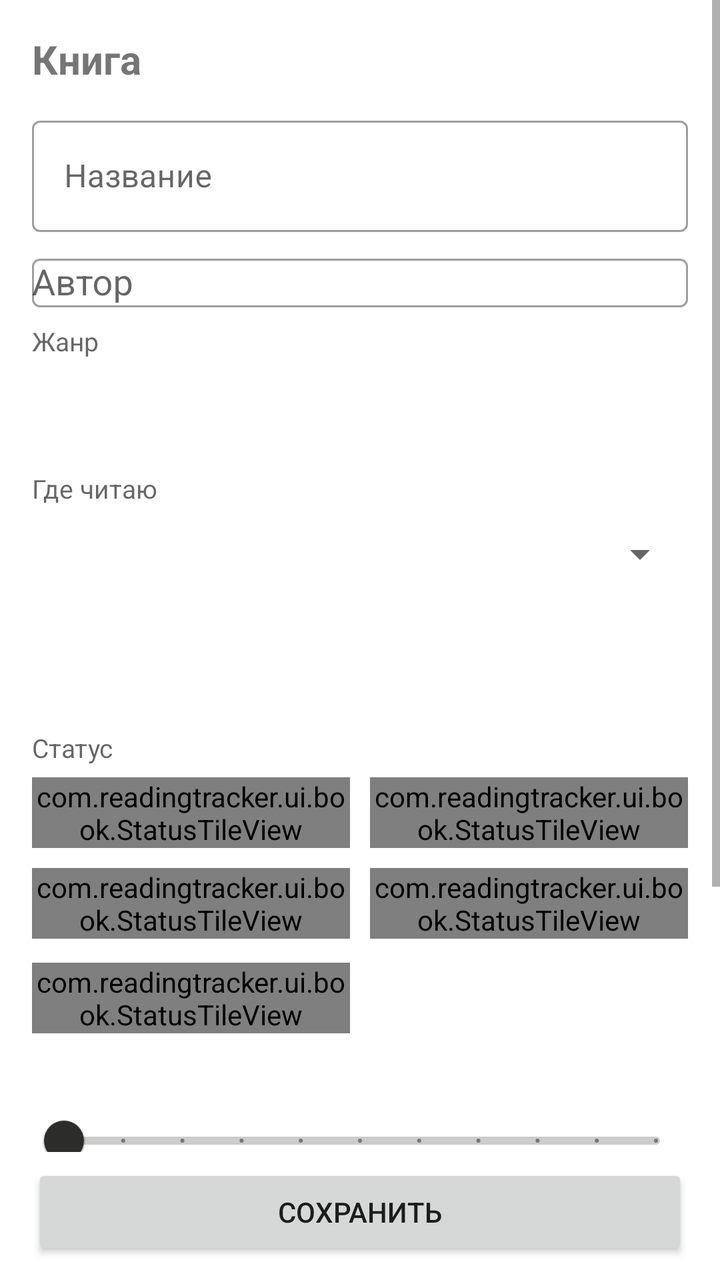
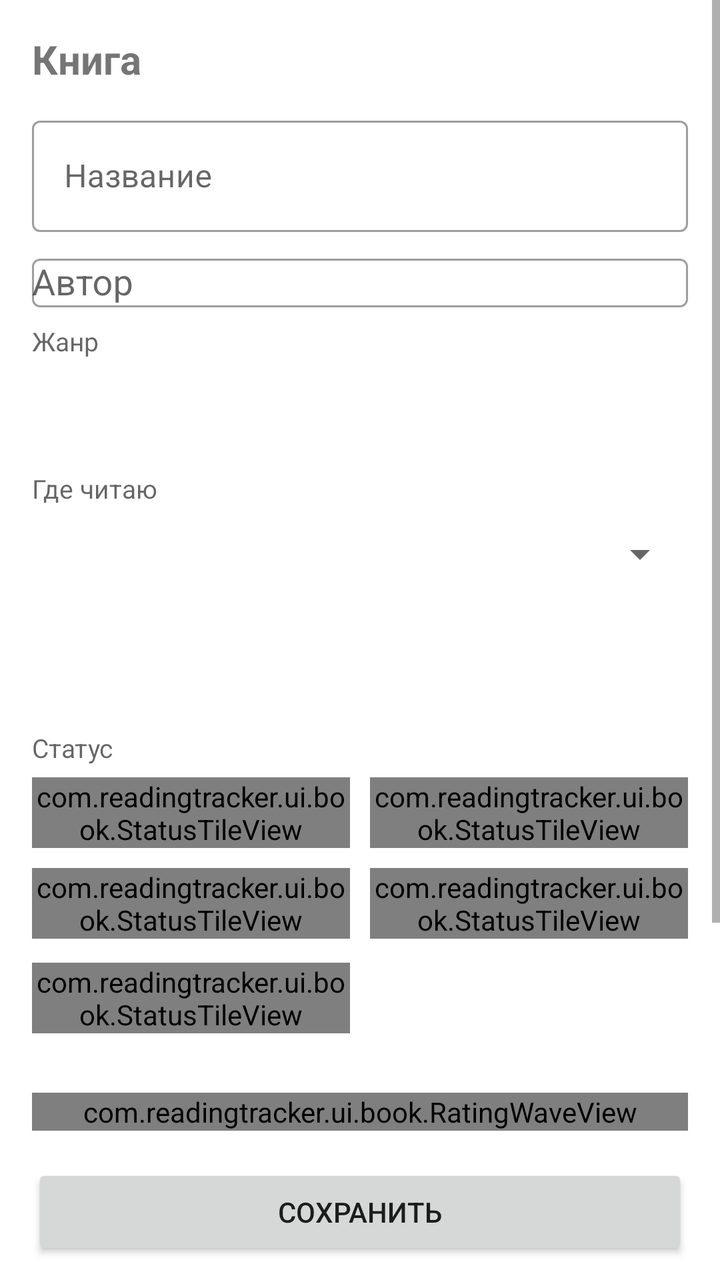

Before-and-after screenshots of an Android layout around one commit, followed by the original layout XML and the change that was made.
<!-- AndroidManifest.xml: application theme Theme.ReadingTracker -->
<!-- res/layout/activity_book.xml -->
<?xml version="1.0" encoding="utf-8"?>
<LinearLayout
    xmlns:android="http://schemas.android.com/apk/res/android"
    xmlns:app="http://schemas.android.com/apk/res-auto"
    android:layout_width="match_parent"
    android:layout_height="match_parent"
    android:orientation="vertical">

<ScrollView
    android:layout_width="match_parent"
    android:layout_height="0dp"
    android:layout_weight="1"
    android:fillViewport="true">

    <LinearLayout
        android:layout_width="match_parent"
        android:layout_height="wrap_content"
        android:orientation="vertical"
        android:padding="16dp">

        <TextView
            android:id="@+id/tvHeader"
            android:layout_width="wrap_content"
            android:layout_height="wrap_content"
            android:text="Книга"
            android:textSize="20sp"
            android:textStyle="bold"
            android:layout_marginBottom="12dp" />

        <com.google.android.material.textfield.TextInputLayout
            android:layout_width="match_parent"
            android:layout_height="wrap_content"
            android:hint="Название"
            android:layout_marginBottom="8dp"
            style="@style/Widget.MaterialComponents.TextInputLayout.OutlinedBox">
            <com.google.android.material.textfield.TextInputEditText
                android:id="@+id/etTitle"
                android:layout_width="match_parent"
                android:layout_height="wrap_content"
                android:inputType="textCapSentences" />
        </com.google.android.material.textfield.TextInputLayout>

        <com.google.android.material.textfield.TextInputLayout
            android:layout_width="match_parent"
            android:layout_height="wrap_content"
            android:hint="Автор"
            android:layout_marginBottom="8dp"
            style="@style/Widget.MaterialComponents.TextInputLayout.OutlinedBox">
            <com.google.android.material.textfield.MaterialAutoCompleteTextView
                android:id="@+id/etAuthor"
                android:layout_width="match_parent"
                android:layout_height="wrap_content"
                android:completionThreshold="1"
                android:inputType="textCapWords" />
        </com.google.android.material.textfield.TextInputLayout>

        <TextView
            android:layout_width="wrap_content"
            android:layout_height="wrap_content"
            android:text="Жанр"
            android:textColor="?android:attr/textColorSecondary"
            android:textSize="13sp" />

        <TextView
            android:id="@+id/tvGenres"
            android:layout_width="match_parent"
            android:layout_height="wrap_content"
            android:minHeight="48dp"
            android:gravity="center_vertical"
            android:paddingStart="4dp"
            android:paddingEnd="4dp"
            android:background="?attr/selectableItemBackground"
            android:clickable="true"
            android:focusable="true"
            android:textSize="16sp"
            android:layout_marginBottom="8dp" />

        <TextView
            android:layout_width="wrap_content"
            android:layout_height="wrap_content"
            android:text="Где читаю"
            android:textColor="?android:attr/textColorSecondary"
            android:textSize="13sp" />

        <Spinner
            android:id="@+id/spSource"
            android:layout_width="match_parent"
            android:layout_height="48dp"
            android:layout_marginBottom="8dp" />

        <LinearLayout
            android:layout_width="match_parent"
            android:layout_height="wrap_content"
            android:orientation="horizontal"
            android:layout_marginBottom="8dp">

            <Button
                android:id="@+id/btnStartDate"
                android:layout_width="0dp"
                android:layout_height="wrap_content"
                android:layout_weight="1"
                android:layout_marginEnd="8dp"
                style="@style/Widget.MaterialComponents.Button.OutlinedButton" />

            <Button
                android:id="@+id/btnEndDate"
                android:layout_width="0dp"
                android:layout_height="wrap_content"
                android:layout_weight="1"
                style="@style/Widget.MaterialComponents.Button.OutlinedButton" />
        </LinearLayout>

        
        <LinearLayout
            android:id="@+id/manualTimeBlock"
            android:layout_width="match_parent"
            android:layout_height="wrap_content"
            android:orientation="vertical"
            android:visibility="gone"
            android:layout_marginBottom="8dp">

            <TextView
                android:layout_width="wrap_content"
                android:layout_height="wrap_content"
                android:text="Время чтения"
                android:textColor="?android:attr/textColorSecondary"
                android:textSize="13sp" />

            <LinearLayout
                android:layout_width="match_parent"
                android:layout_height="wrap_content"
                android:orientation="horizontal">

                <com.google.android.material.textfield.TextInputLayout
                    android:layout_width="0dp"
                    android:layout_height="wrap_content"
                    android:layout_weight="1"
                    android:layout_marginEnd="8dp"
                    android:hint="часы"
                    style="@style/Widget.MaterialComponents.TextInputLayout.OutlinedBox">
                    <com.google.android.material.textfield.TextInputEditText
                        android:id="@+id/etManualHours"
                        android:layout_width="match_parent"
                        android:layout_height="wrap_content"
                        android:maxLength="4"
                        android:inputType="number" />
                </com.google.android.material.textfield.TextInputLayout>

                <com.google.android.material.textfield.TextInputLayout
                    android:layout_width="0dp"
                    android:layout_height="wrap_content"
                    android:layout_weight="1"
                    android:hint="минуты"
                    style="@style/Widget.MaterialComponents.TextInputLayout.OutlinedBox">
                    <com.google.android.material.textfield.TextInputEditText
                        android:id="@+id/etManualMinutes"
                        android:layout_width="match_parent"
                        android:layout_height="wrap_content"
                        android:maxLength="4"
                        android:inputType="number" />
                </com.google.android.material.textfield.TextInputLayout>
            </LinearLayout>

            <TextView
                android:id="@+id/tvManualHint"
                android:layout_width="wrap_content"
                android:layout_height="wrap_content"
                android:layout_marginTop="4dp"
                android:text="Пойдёт в статистику: в общее время и суммы за месяц и год, поровну на дни книги."
                android:textColor="?android:attr/textColorSecondary"
                android:textSize="12sp" />
        </LinearLayout>

        <TextView
            android:layout_width="wrap_content"
            android:layout_height="wrap_content"
            android:text="Статус"
            android:textColor="?android:attr/textColorSecondary"
            android:textSize="13sp" />

        
        <LinearLayout
            android:layout_width="match_parent"
            android:layout_height="wrap_content"
            android:layout_marginTop="6dp"
            android:orientation="horizontal">
            <com.readingtracker.ui.book.StatusTileView
                android:id="@+id/stReading"
                android:layout_width="0dp"
                android:layout_height="wrap_content"
                android:layout_weight="1"
                android:layout_marginEnd="10dp" />
            <com.readingtracker.ui.book.StatusTileView
                android:id="@+id/stFinished"
                android:layout_width="0dp"
                android:layout_height="wrap_content"
                android:layout_weight="1" />
        </LinearLayout>

        <LinearLayout
            android:layout_width="match_parent"
            android:layout_height="wrap_content"
            android:layout_marginTop="10dp"
            android:layout_marginBottom="12dp"
            android:orientation="horizontal">
            <com.readingtracker.ui.book.StatusTileView
                android:id="@+id/stPaused"
                android:layout_width="0dp"
                android:layout_height="wrap_content"
                android:layout_weight="1"
                android:layout_marginEnd="10dp" />
            <com.readingtracker.ui.book.StatusTileView
                android:id="@+id/stAbandoned"
                android:layout_width="0dp"
                android:layout_height="wrap_content"
                android:layout_weight="1" />
        </LinearLayout>

        <LinearLayout
            android:layout_width="match_parent"
            android:layout_height="wrap_content"
            android:layout_marginBottom="12dp"
            android:orientation="horizontal">
            <com.readingtracker.ui.book.StatusTileView
                android:id="@+id/stRereading"
                android:layout_width="0dp"
                android:layout_height="wrap_content"
                android:layout_weight="1"
                android:layout_marginEnd="10dp" />
            <View
                android:layout_width="0dp"
                android:layout_height="1dp"
                android:layout_weight="1" />
        </LinearLayout>

        
        <TextView
            android:id="@+id/tvReadings"
            android:layout_width="match_parent"
            android:layout_height="wrap_content"
            android:textSize="14sp"
            android:lineSpacingExtra="3dp"
            android:layout_marginBottom="12dp"
            android:visibility="gone" />

        <TextView
            android:id="@+id/tvRating"
            android:layout_width="wrap_content"
            android:layout_height="wrap_content"
            android:textColor="?android:attr/textColorSecondary"
            android:textSize="13sp" />

        <com.google.android.material.slider.Slider
            android:id="@+id/slRating"
            android:layout_width="match_parent"
            android:layout_height="wrap_content"
            android:valueFrom="0"
            android:valueTo="10"
            android:stepSize="1"
            android:layout_marginBottom="8dp" />

        <com.google.android.material.textfield.TextInputLayout
            android:layout_width="match_parent"
            android:layout_height="wrap_content"
            android:hint="Заметки"
            android:layout_marginBottom="12dp"
            style="@style/Widget.MaterialComponents.TextInputLayout.OutlinedBox">
            <com.google.android.material.textfield.TextInputEditText
                android:id="@+id/etNotes"
                android:layout_width="match_parent"
                android:layout_height="wrap_content"
                android:gravity="top"
                android:minLines="4"
                android:inputType="textMultiLine|textCapSentences" />
        </com.google.android.material.textfield.TextInputLayout>

        <TextView
            android:id="@+id/tvBookStats"
            android:layout_width="match_parent"
            android:layout_height="wrap_content"
            android:textSize="14sp"
            android:lineSpacingExtra="2dp"
            android:layout_marginBottom="12dp"
            android:visibility="gone" />

        <Button
            android:id="@+id/btnOpenReader"
            android:layout_width="match_parent"
            android:layout_height="wrap_content"
            android:text="Открыть в читалке"
            android:visibility="gone"
            style="@style/Widget.MaterialComponents.Button.OutlinedButton" />

        <Button
            android:id="@+id/btnDelete"
            android:layout_width="match_parent"
            android:layout_height="wrap_content"
            android:text="Удалить книгу"
            android:visibility="gone"
            style="@style/Widget.MaterialComponents.Button.TextButton" />

    </LinearLayout>
</ScrollView>

    <Button
        android:id="@+id/btnSave"
        android:layout_width="match_parent"
        android:layout_height="wrap_content"
        android:layout_marginStart="16dp"
        android:layout_marginEnd="16dp"
        android:layout_marginTop="6dp"
        android:layout_marginBottom="10dp"
        android:text="Сохранить" />
</LinearLayout>
<!-- resources referenced by this layout -->
<resources>
  <color name="rt_ink">#2C2C2A</color>
  <color name="rt_bg">#FFFFFF</color>
  <!-- drawable rt_tile_16 (drawable) -->
  <?xml version="1.0" encoding="utf-8"?>
  <shape xmlns:android="http://schemas.android.com/apk/res/android" android:shape="rectangle">
      <solid android:color="@color/rt_tile" />
      <stroke android:width="1dp" android:color="@color/rt_tile_stroke" />
      <corners android:radius="16dp" />
  </shape>
  <!-- drawable rt_tile_18 (drawable) -->
  <?xml version="1.0" encoding="utf-8"?>
  <shape xmlns:android="http://schemas.android.com/apk/res/android" android:shape="rectangle">
      <solid android:color="@color/rt_tile" />
      <stroke android:width="1dp" android:color="@color/rt_tile_stroke" />
      <corners android:radius="18dp" />
  </shape>
  <!-- drawable rt_ring_tile (drawable) -->
  <?xml version="1.0" encoding="utf-8"?>
  <shape xmlns:android="http://schemas.android.com/apk/res/android" android:shape="rectangle">
      <solid android:color="@color/rt_ring_bg" />
      <stroke android:width="1dp" android:color="@color/rt_ring_stroke" />
      <corners android:radius="18dp" />
  </shape>
  <!-- drawable rt_reader_btn (drawable) -->
  <?xml version="1.0" encoding="utf-8"?>
  <shape xmlns:android="http://schemas.android.com/apk/res/android" android:shape="rectangle">
      <solid android:color="@android:color/transparent" />
      <stroke android:width="1.5dp" android:color="@color/rt_reader_stroke" />
      <corners android:radius="12dp" />
  </shape>
  <color name="rt_ink2">#5F5E5A</color>
  <color name="rt_ink3">#B4B2A9</color>
  <color name="rt_tile">#F6F5F1</color>
  <color name="rt_tile_stroke">#B4B2A9</color>
  <color name="rt_strong">#2C2C2A</color>
  <color name="rt_on_strong">#F4F2EC</color>
  <color name="rt_on_strong2">#D3D1C7</color>
  <color name="rt_ring_bg">#2C2C2A</color>
  <color name="rt_ring_stroke">#2C2C2A</color>
  <color name="rt_ring_fg">#F1EFE9</color>
  <color name="rt_ring_sub">#D3D1C7</color>
  <color name="rt_ring_track">#5F5E5A</color>
  <color name="rt_ring_prog">#ECEAE3</color>
  <color name="rt_ring_track2">#444441</color>
  <color name="rt_ring_prog2">#B4B2A9</color>
  <color name="rt_bar0">#D3D1C7</color>
  <color name="rt_bar1">#B4B2A9</color>
  <color name="rt_bar2">#888780</color>
  <color name="rt_bar3">#5F5E5A</color>
  <color name="rt_bar4">#2C2C2A</color>
  <color name="rt_bar_zero_text">#B4B2A9</color>
  <color name="rt_cover">#F6F5F1</color>
  <color name="rt_cover_stroke">#2C2C2A</color>
  <color name="rt_cover_hinge">#D3D1C7</color>
  <color name="rt_board">#EDEBE4</color>
  <color name="rt_pages">#F5F3EE</color>
  <color name="rt_page_line">#B4B2A9</color>
  <color name="rt_spine">#DCDAD2</color>
  <color name="rt_band">#F9F7F2</color>
  <color name="rt_band_stroke">#2C2C2A</color>
  <color name="rt_band_rule">#D3D1C7</color>
  <color name="rt_band_text">#2C2C2A</color>
  <color name="rt_band_fold">#D3D1C7</color>
  <color name="rt_band_shadow">#292C2C2A</color>
  <color name="rt_brick">#888780</color>
  <color name="rt_brick_today">#2C2C2A</color>
  <color name="rt_brick_empty">#B4B2A9</color>
  <color name="rt_book_d">#2C2C2A</color>
  <color name="rt_book_m">#5F5E5A</color>
  <color name="rt_book_l">#888780</color>
  <color name="rt_book_cap">#141413</color>
  <color name="rt_ghost">#9C9A92</color>
  <color name="rt_ghost_stripe">#D3D1C7</color>
  <color name="rt_shelf">#2C2C2A</color>
  <color name="rt_block_ghost">#888780</color>
  <color name="rt_block_ghost_big">#B4B2A9</color>
  <color name="rt_reader_stroke">#888780</color>
  <color name="rt_nav_line">#D3D1C7</color>
  <color name="rt_cover2">#B4B2A9</color>
  <color name="rt_cover3">#5F5E5A</color>
  <color name="rt_cover4">#888780</color>
  <color name="rt_accent">#2C2C2A</color>
  <color name="rt_screen_bg">#FFFFFF</color>
  <color name="rt_chart_grid">#E2E1DC</color>
  <color name="rt_heat0">#EBEAE6</color>
  <!-- unchanged entries left out for length: 1 -->
</resources>

<!-- the commit's change to res/layout/activity_book.xml (unified diff, before → after) -->
@@ -250,13 +250,11 @@
             android:textColor="?android:attr/textColorSecondary"
             android:textSize="13sp" />
 
-        <com.google.android.material.slider.Slider
-            android:id="@+id/slRating"
-            android:layout_width="match_parent"
-            android:layout_height="wrap_content"
-            android:valueFrom="0"
-            android:valueTo="10"
-            android:stepSize="1"
+        
+        <com.readingtracker.ui.book.RatingWaveView
+            android:id="@+id/rating"
+            android:layout_width="match_parent"
+            android:layout_height="wrap_content"
             android:layout_marginBottom="8dp" />
 
         <com.google.android.material.textfield.TextInputLayout
